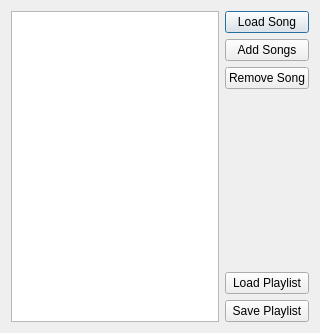
Above: superboucle/playlist_ui.ui from zigmhount/SpinTool_zig before the change. Below: the same form after it.
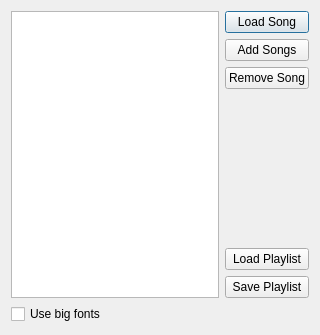
That is the form after the change.

Patch:
```diff
--- a/superboucle/playlist_ui.ui
+++ b/superboucle/playlist_ui.ui
@@ -7,7 +7,7 @@
     <x>0</x>
     <y>0</y>
     <width>320</width>
-    <height>333</height>
+    <height>335</height>
    </rect>
   </property>
   <property name="windowTitle">
@@ -95,6 +95,13 @@
      </item>
     </layout>
    </item>
+   <item row="1" column="0">
+    <widget class="QCheckBox" name="cBoxBigFonts">
+     <property name="text">
+      <string>Use big fonts</string>
+     </property>
+    </widget>
+   </item>
   </layout>
  </widget>
  <resources/>
```
